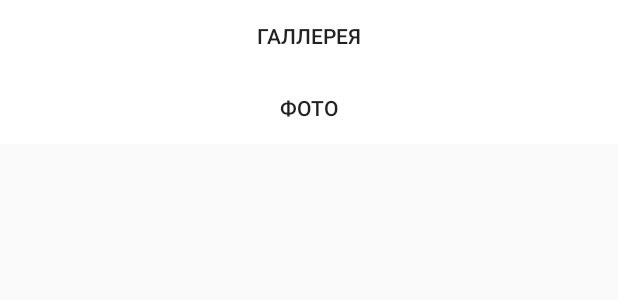
After one commit to dmitry-shibanov/caloriecounter, an Android app: the layout bottom_sheet.xml on its own in the app's theme, with its tools: preview values and no code run, on a phone screen of 412 x 824 dp. The commit adds this screen. Shown: the top 300 px of the screen. Run offline under Robolectric (Android 15) with nearby library versions, the phone set to English and light mode, and no system bars.

Commit message:
minor changes

```diff
--- a/app/src/main/java/com/example/caloriecounter/models/FoodCalories.java
+++ /dev/null
@@ -1,5 +0,0 @@
-package com.example.caloriecounter.models;
-
-public class FoodCalories {
-
-}
--- /dev/null
+++ b/app/src/main/res/layout/bottom_sheet.xml
@@ -0,0 +1,26 @@
+<?xml version="1.0" encoding="utf-8"?>
+<LinearLayout xmlns:android="http://schemas.android.com/apk/res/android"
+    xmlns:app="http://schemas.android.com/apk/res-auto"
+    android:id="@+id/bottom_sheet"
+    android:layout_width="match_parent"
+    android:layout_height="wrap_content"
+    android:background="#ffffff"
+    android:orientation="vertical"
+    app:behavior_hideable="false"
+    app:behavior_peekHeight="90dp"
+    app:layout_behavior="android.support.design.widget.BottomSheetBehavior">
+
+    <Button
+        android:id="@+id/use_gallery"
+        android:background="@android:color/transparent"
+        android:layout_width="match_parent"
+        android:layout_height="wrap_content"
+        android:text="Галлерея"/>
+
+    <Button
+        android:id="@+id/use_photo"
+        android:background="@android:color/transparent"
+        android:layout_width="match_parent"
+        android:layout_height="wrap_content"
+        android:text="Фото"/>
+</LinearLayout>
--- a/app/src/main/res/layout/fragment_user_profile.xml
+++ b/app/src/main/res/layout/fragment_user_profile.xml
@@ -110,8 +110,11 @@
         android:layout_marginStart="8dp"
         android:layout_marginTop="8dp"
         android:layout_marginEnd="8dp"
-        android:text="dasdsa"
+        android:text="Установите дату рождения"
         app:layout_constraintEnd_toEndOf="parent"
         app:layout_constraintStart_toStartOf="@+id/guideline"
         app:layout_constraintTop_toBottomOf="@+id/aim_edit" />
+
+
+
 </androidx.constraintlayout.widget.ConstraintLayout>
```
Also changed, not shown: app/src/main/java/com/example/caloriecounter/controllers/fragments/UserProfile.java (+38 -33 lines), app/src/main/java/com/example/caloriecounter/controllers/fragments/dialogs/BottomSheetFragment.java (added, +79 -0 lines), app/src/main/java/com/example/caloriecounter/controllers/fragments/dialogs/DialogResult.java (+39 -4 lines), app/src/main/java/com/example/caloriecounter/models/Food.java (added, +13 -0 lines), app/src/main/java/com/example/caloriecounter/models/Ingredients.java (added, +9 -0 lines), app/src/main/java/com/example/caloriecounter/models/Person.java (+17 -56 lines), app/src/main/java/com/example/caloriecounter/models/StatisticModel.java (added, +21 -0 lines).
